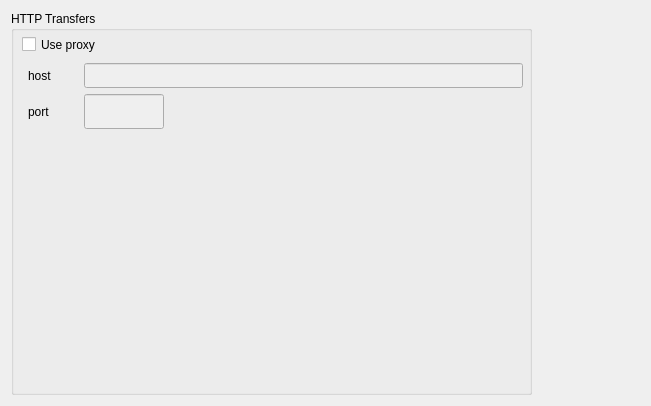
Qt form source/VIEW/DIALOGS/networkPreferences.ui (BALL-Project/ball) before a commit.
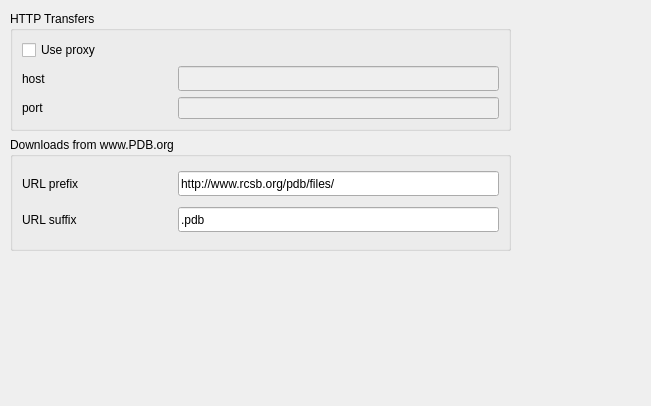
The same form after that commit.

What changed in the file:
```diff
--- a/source/VIEW/DIALOGS/networkPreferences.ui
+++ b/source/VIEW/DIALOGS/networkPreferences.ui
@@ -32,27 +32,95 @@
   <property name="windowTitle" >
    <string>NetworkPreferences</string>
   </property>
-  <widget class="QGroupBox" name="groupBox31" >
+  <widget class="QWidget" name="" >
    <property name="geometry" >
     <rect>
-     <x>11</x>
+     <x>10</x>
      <y>11</y>
-     <width>521</width>
-     <height>384</height>
+     <width>501</width>
+     <height>240</height>
     </rect>
    </property>
+   <layout class="QVBoxLayout" >
+    <property name="margin" >
+     <number>0</number>
+    </property>
+    <property name="spacing" >
+     <number>6</number>
+    </property>
+    <item>
+     <widget class="QGroupBox" name="groupBox31" >
    <property name="title" >
     <string>HTTP Transfers</string>
    </property>
+      <layout class="QGridLayout" >
+       <property name="margin" >
+        <number>9</number>
+       </property>
+       <property name="spacing" >
+        <number>6</number>
+       </property>
+       <item row="2" column="1" >
+        <widget class="QLineEdit" name="port_edit" >
+         <property name="enabled" >
+          <bool>false</bool>
+         </property>
+         <property name="sizePolicy" >
+          <sizepolicy>
+           <hsizetype>7</hsizetype>
+           <vsizetype>1</vsizetype>
+           <horstretch>0</horstretch>
+           <verstretch>0</verstretch>
+          </sizepolicy>
+         </property>
+        </widget>
+       </item>
+       <item row="1" column="1" >
+        <widget class="QLineEdit" name="host_edit" >
+         <property name="enabled" >
+          <bool>false</bool>
+         </property>
+         <property name="sizePolicy" >
+          <sizepolicy>
+           <hsizetype>5</hsizetype>
+           <vsizetype>1</vsizetype>
+           <horstretch>0</horstretch>
+           <verstretch>0</verstretch>
+          </sizepolicy>
+         </property>
+         <property name="minimumSize" >
+          <size>
+           <width>25</width>
+           <height>25</height>
+          </size>
+         </property>
+        </widget>
+       </item>
+       <item row="1" column="0" >
+        <widget class="QLabel" name="textLabel1_2" >
+         <property name="text" >
+          <string>host</string>
+         </property>
+        </widget>
+       </item>
+       <item row="2" column="0" >
+        <widget class="QLabel" name="textLabel1" >
+         <property name="minimumSize" >
+          <size>
+           <width>150</width>
+           <height>0</height>
+          </size>
+         </property>
+         <property name="text" >
+          <string>port</string>
+         </property>
+         <property name="alignment" >
+          <set>Qt::AlignLeading|Qt::AlignLeft|Qt::AlignVCenter</set>
+         </property>
+        </widget>
+       </item>
+       <item row="0" column="0" colspan="2" >
    <widget class="QCheckBox" name="enable_proxy" >
-    <property name="geometry" >
-     <rect>
-      <x>11</x>
-      <y>22</y>
-      <width>250</width>
-      <height>23</height>
-     </rect>
-    </property>
     <property name="sizePolicy" >
      <sizepolicy>
       <hsizetype>0</hsizetype>
@@ -61,18 +129,6 @@
       <verstretch>0</verstretch>
      </sizepolicy>
     </property>
-    <property name="minimumSize" >
-     <size>
-      <width>250</width>
-      <height>23</height>
-     </size>
-    </property>
-    <property name="maximumSize" >
-     <size>
-      <width>250</width>
-      <height>23</height>
-     </size>
-    </property>
     <property name="toolTip" >
      <string>Writes the information from the Logs window into a file</string>
     </property>
@@ -80,103 +136,78 @@
      <string>Use proxy</string>
     </property>
    </widget>
-   <widget class="QLabel" name="textLabel1" >
-    <property name="geometry" >
-     <rect>
-      <x>17</x>
-      <y>83</y>
-      <width>50</width>
-      <height>35</height>
-     </rect>
-    </property>
+       </item>
+      </layout>
+     </widget>
+    </item>
+    <item>
+     <widget class="QGroupBox" name="groupBox31_2" >
+      <property name="title" >
+       <string>Downloads from www.PDB.org</string>
+      </property>
+      <layout class="QGridLayout" >
+       <property name="margin" >
+        <number>9</number>
+       </property>
+       <property name="spacing" >
+        <number>6</number>
+       </property>
+       <item row="1" column="1" >
+        <widget class="QLineEdit" name="pdb_suffix" >
     <property name="minimumSize" >
      <size>
-      <width>50</width>
-      <height>0</height>
-     </size>
-    </property>
-    <property name="maximumSize" >
-     <size>
-      <width>50</width>
-      <height>32767</height>
-     </size>
-    </property>
+           <width>25</width>
+           <height>25</height>
+          </size>
+         </property>
     <property name="text" >
-     <string>port</string>
-    </property>
-    <property name="alignment" >
-     <set>Qt::AlignLeading|Qt::AlignLeft|Qt::AlignVCenter</set>
-    </property>
-   </widget>
-   <widget class="QLabel" name="textLabel1_2" >
-    <property name="geometry" >
-     <rect>
-      <x>17</x>
-      <y>52</y>
-      <width>50</width>
-      <height>25</height>
-     </rect>
-    </property>
+          <string>.pdb</string>
+         </property>
+        </widget>
+       </item>
+       <item row="1" column="0" >
+        <widget class="QLabel" name="textLabel1_4" >
     <property name="minimumSize" >
      <size>
-      <width>50</width>
+           <width>150</width>
       <height>0</height>
      </size>
     </property>
-    <property name="maximumSize" >
-     <size>
-      <width>50</width>
-      <height>32767</height>
-     </size>
-    </property>
     <property name="text" >
-     <string>host</string>
-    </property>
-   </widget>
-   <widget class="QLineEdit" name="port_edit" >
-    <property name="enabled" >
-     <bool>false</bool>
-    </property>
-    <property name="geometry" >
-     <rect>
-      <x>73</x>
-      <y>83</y>
-      <width>80</width>
-      <height>35</height>
-     </rect>
-    </property>
+          <string>URL suffix</string>
+         </property>
+        </widget>
+       </item>
+       <item row="0" column="0" >
+        <widget class="QLabel" name="textLabel1_3" >
     <property name="minimumSize" >
      <size>
-      <width>0</width>
-      <height>25</height>
-     </size>
-    </property>
-    <property name="maximumSize" >
-     <size>
-      <width>80</width>
-      <height>32767</height>
-     </size>
-    </property>
-   </widget>
-   <widget class="QLineEdit" name="host_edit" >
-    <property name="enabled" >
-     <bool>false</bool>
-    </property>
-    <property name="geometry" >
-     <rect>
-      <x>73</x>
-      <y>52</y>
-      <width>439</width>
-      <height>25</height>
-     </rect>
-    </property>
+           <width>150</width>
+           <height>0</height>
+          </size>
+         </property>
+         <property name="text" >
+          <string>URL prefix</string>
+         </property>
+        </widget>
+       </item>
+       <item row="0" column="1" >
+        <widget class="QLineEdit" name="pdb_prefix" >
     <property name="minimumSize" >
      <size>
       <width>25</width>
       <height>25</height>
      </size>
     </property>
-   </widget>
+         <property name="text" >
+          <string>http://www.rcsb.org/pdb/files/</string>
+         </property>
+        </widget>
+       </item>
+      </layout>
+     </widget>
+    </item>
+   </layout>
   </widget>
  </widget>
  <layoutdefault spacing="6" margin="11" />
```
Lines whose indentation alone changed are shown as unchanged.
